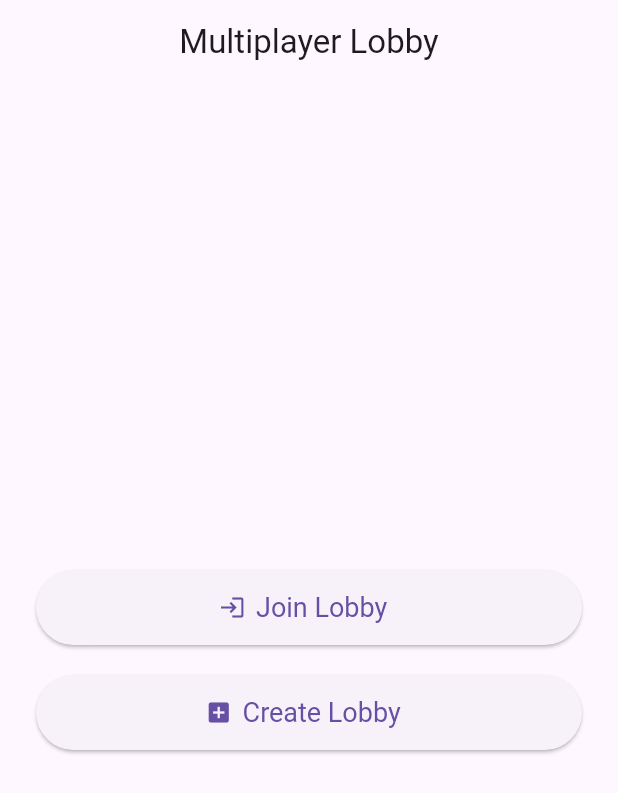
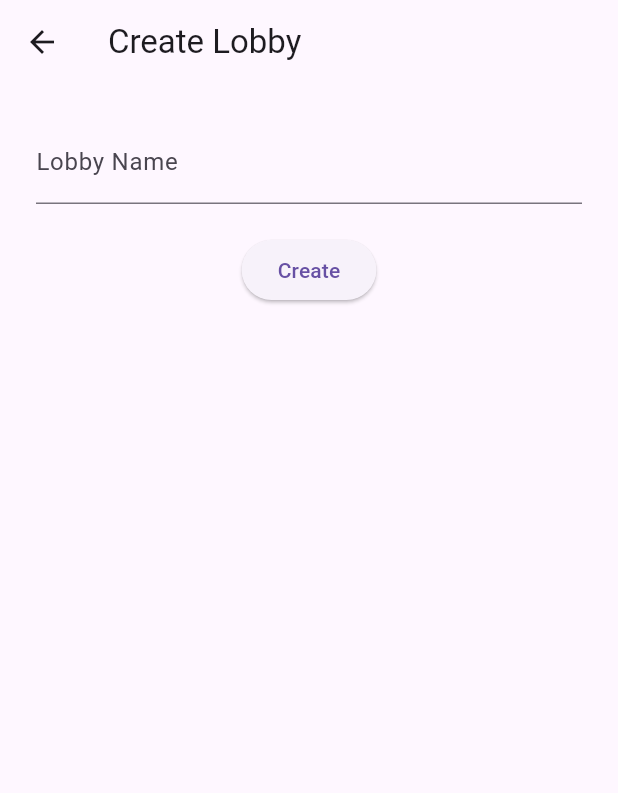
Before and after one commit to rodrigocastro27/SemesterprojectSS25, a Flutter app: the screen it shows after launch, after a tap on "Create Lobby", on a phone screen of 412 x 824 dp. Shown: the top 793 px of the screen. Run offline on Flutter 3.47's test engine with Material 3 defaults, Android fonts, the phone set to English and light mode, and no system bars; our stand-ins replace cloud_firestore, firebase_core, shared_preferences; accounts and stored records are empty.

Commit message:
basic lobby creation

```diff
--- /dev/null
+++ b/semester_project/devtools_options.yaml
@@ -0,0 +1,3 @@
+description: This file stores settings for Dart & Flutter DevTools.
+documentation: https://docs.flutter.dev/tools/devtools/extensions#configure-extension-enablement-states
+extensions:
--- a/semester_project/lib/main.dart
+++ b/semester_project/lib/main.dart
@@ -1,10 +1,11 @@
+import 'package:firebase_core/firebase_core.dart';
 import 'package:flutter/material.dart';
 import 'package:semester_project/pages/home_page.dart';
 
 void main() async{
 
   WidgetsFlutterBinding.ensureInitialized();
-
+  await Firebase.initializeApp();
   runApp(const MyApp());
 }
 
--- /dev/null
+++ b/semester_project/lib/pages/create_lobby.dart
@@ -0,0 +1,56 @@
+import 'package:cloud_firestore/cloud_firestore.dart';
+import 'package:flutter/material.dart';
+import 'package:shared_preferences/shared_preferences.dart';
+
+class CreateLobbyPage extends StatefulWidget {
+  const CreateLobbyPage({super.key});
+
+  @override
+  State<CreateLobbyPage> createState() => _CreateLobbyPageState();
+}
+
+class _CreateLobbyPageState extends State<CreateLobbyPage> {
+  final TextEditingController _lobbyNameController = TextEditingController();
+
+  void _createLobby() async {
+    final lobbyName = _lobbyNameController.text.trim();
+    if (lobbyName.isEmpty) return;
+
+    final username = await _getUsername();
+
+    await FirebaseFirestore.instance.collection('lobbies').add({
+      'lobbyName': lobbyName,
+      'members': [username],
+    });
+
+    Navigator.pop(context);
+  }
+
+  Future<String> _getUsername() async {
+    final prefs = await SharedPreferences.getInstance();
+    return prefs.getString('username') ?? 'Guest${DateTime.now().millisecondsSinceEpoch}';
+  }
+
+  @override
+  Widget build(BuildContext context) {
+    return Scaffold(
+      appBar: AppBar(title: const Text("Create Lobby")),
+      body: Padding(
+        padding: const EdgeInsets.all(24),
+        child: Column(
+          children: [
+            TextField(
+              controller: _lobbyNameController,
+              decoration: const InputDecoration(labelText: "Lobby Name"),
+            ),
+            const SizedBox(height: 20),
+            ElevatedButton(
+              onPressed: _createLobby,
+              child: const Text("Create"),
+            ),
+          ],
+        ),
+      ),
+    );
+  }
+}
--- a/semester_project/lib/pages/home_page.dart
+++ b/semester_project/lib/pages/home_page.dart
@@ -1,4 +1,5 @@
 import 'package:flutter/material.dart';
+import 'create_lobby.dart';
 
 class HomePage extends StatefulWidget{
   const HomePage({super.key});
@@ -23,7 +24,8 @@ class LandingPage extends State<HomePage>  {
             mainAxisAlignment: MainAxisAlignment.center,
             children: [
               ElevatedButton.icon(
-                onPressed: () => {},
+                onPressed: () => {
+                },
                 icon: const Icon(Icons.login),
                 label: const Text('Join Lobby'),
                 style: ElevatedButton.styleFrom(
@@ -33,7 +35,10 @@ class LandingPage extends State<HomePage>  {
               ),
               const SizedBox(height: 20),
               ElevatedButton.icon(
-                onPressed: () => {},
+                onPressed: () => {
+
+                   Navigator.push(context, MaterialPageRoute(builder: (_) => const CreateLobbyPage()))
+                },
                 icon: const Icon(Icons.add_box),
                 label: const Text('Create Lobby'),
                 style: ElevatedButton.styleFrom(
--- a/semester_project/pubspec.yaml
+++ b/semester_project/pubspec.yaml
@@ -34,6 +34,9 @@ dependencies:
   # The following adds the Cupertino Icons font to your application.
   # Use with the CupertinoIcons class for iOS style icons.
   cupertino_icons: ^1.0.8
+  firebase_core: ^2.0.0
+  cloud_firestore: ^4.5.0
+  shared_preferences: ^2.0.15
 
 dev_dependencies:
   flutter_test:
```
Also changed, not shown: semester_project/firebase.json (added), semester_project/lib/firebase_options.dart (added), semester_project/pubspec.lock, 6 other files.
